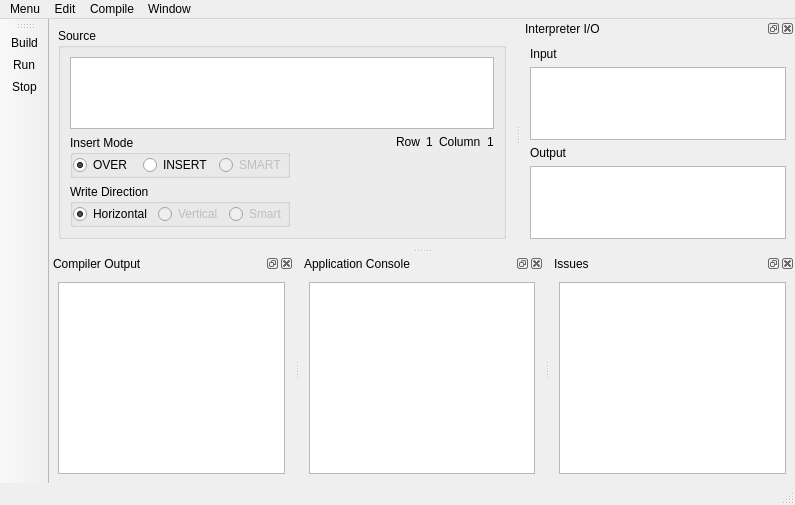
First picture: the form in Editor/TextEditor/mainwindow.ui, repository ccebinger/SWPSoSe14, before the edit.
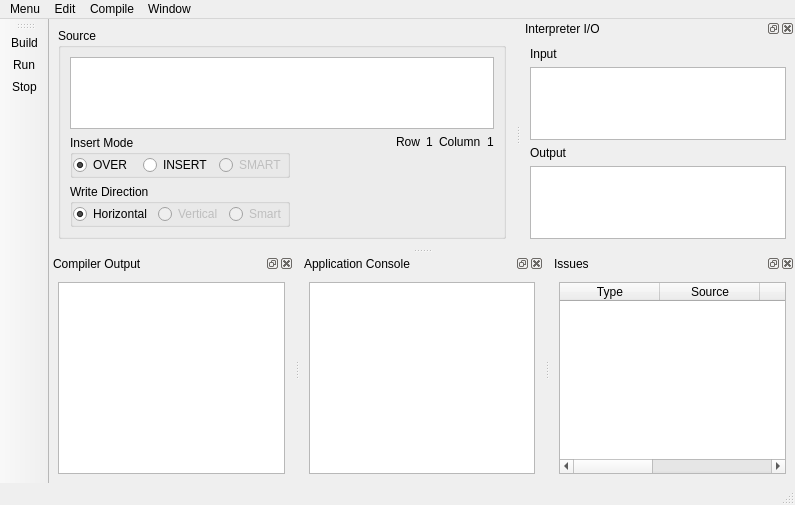
Second picture: the form after the edit. Icons and pictures are not drawn. Custom widgets are drawn as their Qt base class.

Commit message: added makefile generated by qmake; minor changes

```diff
--- a/Editor/TextEditor/mainwindow.ui
+++ b/Editor/TextEditor/mainwindow.ui
@@ -389,7 +389,42 @@
    <widget class="QWidget" name="dockWidgetContents_4">
     <layout class="QGridLayout" name="gridLayout_6">
      <item row="0" column="0">
-      <widget class="QTableWidget" name="ui_issuesTableWidget"/>
+      <widget class="QTableWidget" name="ui_issuesTableWidget">
+       <property name="editTriggers">
+        <set>QAbstractItemView::NoEditTriggers</set>
+       </property>
+       <property name="selectionMode">
+        <enum>QAbstractItemView::SingleSelection</enum>
+       </property>
+       <property name="selectionBehavior">
+        <enum>QAbstractItemView::SelectRows</enum>
+       </property>
+       <column>
+        <property name="text">
+         <string>Type</string>
+        </property>
+       </column>
+       <column>
+        <property name="text">
+         <string>Source</string>
+        </property>
+       </column>
+       <column>
+        <property name="text">
+         <string>ID</string>
+        </property>
+       </column>
+       <column>
+        <property name="text">
+         <string>New Column</string>
+        </property>
+       </column>
+       <column>
+        <property name="text">
+         <string>Message</string>
+        </property>
+       </column>
+      </widget>
      </item>
     </layout>
    </widget>
```
The commit also changes 2 other files.
